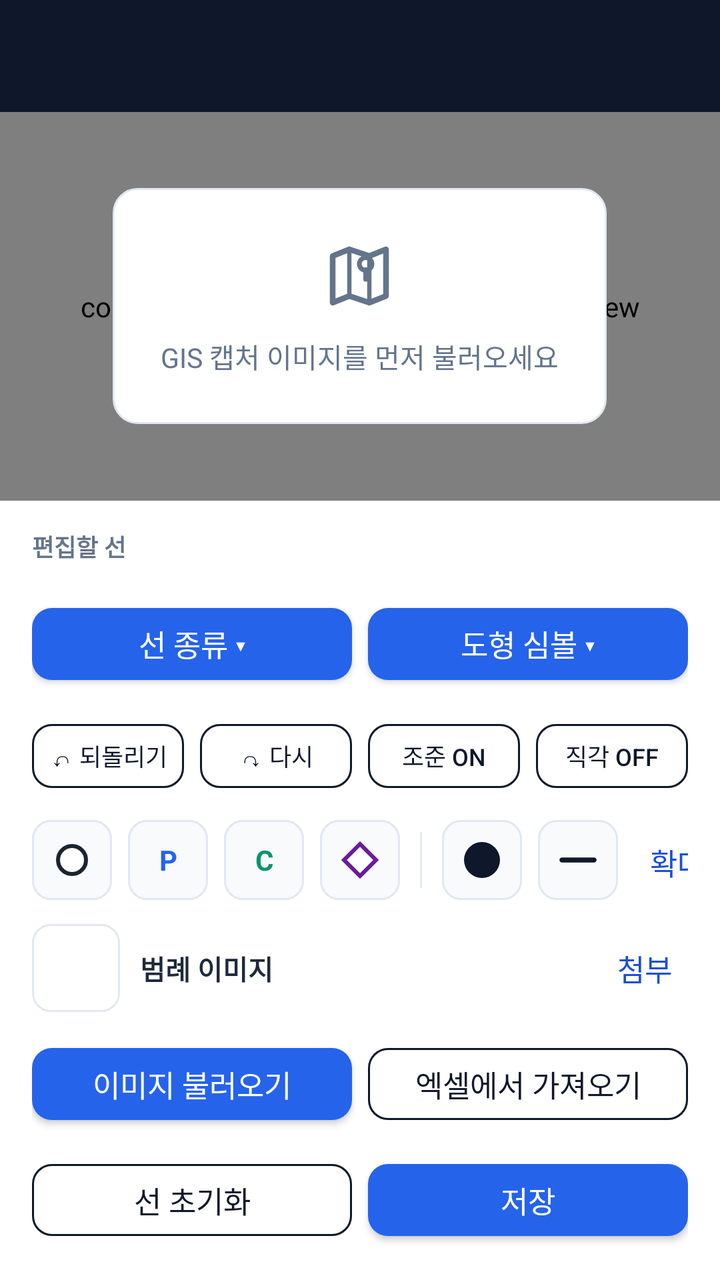
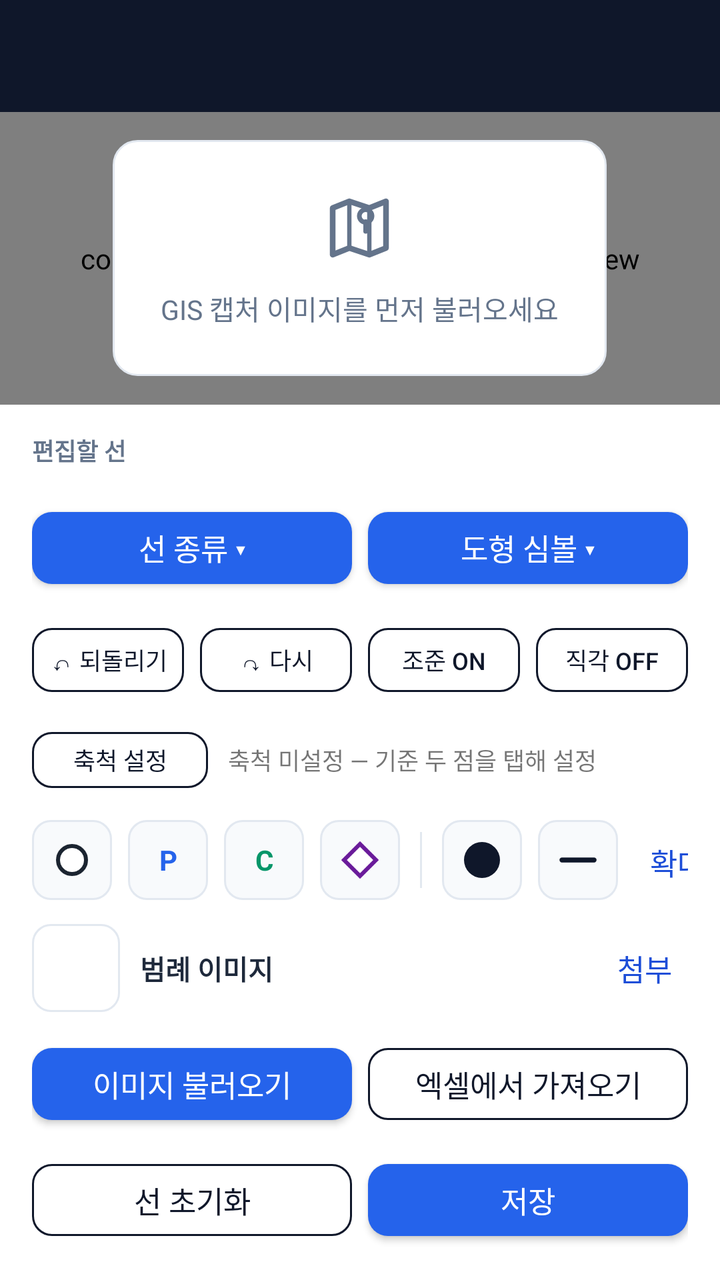

Screens rendered from an Android XML layout before and after an edit, with the pre-edit source and the edit as a unified diff.
<!-- AndroidManifest.xml: activity theme Theme.Jijang -->
<!-- res/layout/activity_diagram_edit.xml -->
<?xml version="1.0" encoding="utf-8"?>
<LinearLayout xmlns:android="http://schemas.android.com/apk/res/android"
    xmlns:app="http://schemas.android.com/apk/res-auto"
    android:layout_width="match_parent"
    android:layout_height="match_parent"
    android:orientation="vertical"
    android:background="@color/background">

    <androidx.appcompat.widget.Toolbar
        android:id="@+id/toolbar"
        android:layout_width="match_parent"
        android:layout_height="?attr/actionBarSize"
        android:background="@color/primary"
        app:titleTextColor="@color/on_primary" />

    <FrameLayout
        android:layout_width="match_parent"
        android:layout_height="0dp"
        android:layout_weight="1">

        <com.thkim.jijang.ui.diagram.RouteEditorView
            android:id="@+id/routeEditorView"
            android:layout_width="match_parent"
            android:layout_height="match_parent"
            android:background="@color/surface" />

        <LinearLayout
            android:id="@+id/textNoImage"
            android:layout_width="wrap_content"
            android:layout_height="wrap_content"
            android:layout_gravity="center"
            android:gravity="center"
            android:orientation="vertical"
            android:background="@drawable/bg_card_notice"
            android:padding="24dp">

            <ImageView
                android:layout_width="40dp"
                android:layout_height="40dp"
                android:contentDescription="@null"
                android:src="@drawable/ic_menu_map"
                app:tint="@color/text_secondary" />

            <TextView
                android:layout_width="wrap_content"
                android:layout_height="wrap_content"
                android:layout_marginTop="10dp"
                android:gravity="center"
                android:text="GIS 캡처 이미지를 먼저 불러오세요"
                android:textColor="@color/text_secondary"
                android:textSize="13.5sp" />
        </LinearLayout>
    </FrameLayout>

    <LinearLayout
        android:layout_width="match_parent"
        android:layout_height="wrap_content"
        android:background="@color/surface"
        android:orientation="vertical"
        android:paddingHorizontal="16dp"
        android:paddingTop="14dp"
        android:paddingBottom="16dp">

        <TextView
            android:layout_width="wrap_content"
            android:layout_height="wrap_content"
            android:layout_marginBottom="6dp"
            android:text="편집할 선"
            android:textColor="@color/text_secondary"
            android:textSize="12sp"
            android:textStyle="bold" />

        <HorizontalScrollView
            android:layout_width="match_parent"
            android:layout_height="wrap_content"
            android:scrollbars="none">

            <LinearLayout
                android:id="@+id/containerLineChips"
                android:layout_width="wrap_content"
                android:layout_height="wrap_content"
                android:gravity="center_vertical"
                android:orientation="horizontal" />
        </HorizontalScrollView>

        
        <LinearLayout
            android:layout_width="match_parent"
            android:layout_height="wrap_content"
            android:layout_marginTop="10dp"
            android:gravity="center_vertical"
            android:orientation="horizontal">

            <com.google.android.material.button.MaterialButton
                android:id="@+id/buttonLegendLine"
                style="@style/Widget.Jijang.Button"
                android:layout_width="0dp"
                android:layout_height="48dp"
                android:layout_marginEnd="8dp"
                android:layout_weight="1"
                android:ellipsize="end"
                android:maxLines="1"
                android:minHeight="0dp"
                android:paddingVertical="0dp"
                android:text="선 종류 ▾" />

            <com.google.android.material.button.MaterialButton
                android:id="@+id/buttonLegendSymbol"
                style="@style/Widget.Jijang.Button"
                android:layout_width="0dp"
                android:layout_height="48dp"
                android:layout_weight="1"
                android:ellipsize="end"
                android:maxLines="1"
                android:minHeight="0dp"
                android:paddingVertical="0dp"
                android:text="도형 심볼 ▾" />
        </LinearLayout>

        
        <LinearLayout
            android:layout_width="match_parent"
            android:layout_height="wrap_content"
            android:layout_marginTop="10dp"
            android:gravity="center_vertical"
            android:orientation="horizontal">

            <com.google.android.material.button.MaterialButton
                android:id="@+id/buttonUndo"
                android:insetLeft="0dp"
                android:insetRight="0dp"
                android:maxLines="1"
                android:paddingHorizontal="2dp"
                android:textSize="12sp"
                style="@style/Widget.Jijang.Button.Outlined"
                android:layout_width="0dp"
                android:layout_height="44dp"
                android:layout_marginEnd="8dp"
                android:layout_weight="1"
                android:enabled="false"
                android:minHeight="0dp"
                android:paddingVertical="0dp"
                android:text="↶ 되돌리기" />

            <com.google.android.material.button.MaterialButton
                android:id="@+id/buttonRedo"
                android:insetLeft="0dp"
                android:insetRight="0dp"
                android:maxLines="1"
                android:paddingHorizontal="2dp"
                android:textSize="12sp"
                style="@style/Widget.Jijang.Button.Outlined"
                android:layout_width="0dp"
                android:layout_height="44dp"
                android:layout_marginEnd="8dp"
                android:layout_weight="1"
                android:enabled="false"
                android:minHeight="0dp"
                android:paddingVertical="0dp"
                android:text="↷ 다시" />

            <com.google.android.material.button.MaterialButton
                android:id="@+id/buttonAim"
                android:insetLeft="0dp"
                android:insetRight="0dp"
                android:maxLines="1"
                android:paddingHorizontal="2dp"
                android:textSize="12sp"
                style="@style/Widget.Jijang.Button.Outlined"
                android:layout_width="0dp"
                android:layout_height="44dp"
                android:layout_marginEnd="8dp"
                android:layout_weight="1"
                android:minHeight="0dp"
                android:paddingVertical="0dp"
                android:text="조준 ON" />

            <com.google.android.material.button.MaterialButton
                android:id="@+id/buttonOrtho"
                android:insetLeft="0dp"
                android:insetRight="0dp"
                android:maxLines="1"
                android:paddingHorizontal="2dp"
                android:textSize="12sp"
                style="@style/Widget.Jijang.Button.Outlined"
                android:layout_width="0dp"
                android:layout_height="44dp"
                android:layout_weight="1"
                android:minHeight="0dp"
                android:paddingVertical="0dp"
                android:text="직각 OFF" />
        </LinearLayout>

        <HorizontalScrollView
            android:layout_width="match_parent"
            android:layout_height="wrap_content"
            android:layout_marginTop="10dp"
            android:scrollbars="none">

            <LinearLayout
                android:layout_width="wrap_content"
                android:layout_height="wrap_content"
                android:gravity="center_vertical"
                android:orientation="horizontal">

                <ImageButton
                    android:id="@+id/buttonShapePlain"
                    android:layout_width="40dp"
                    android:layout_height="40dp"
                    android:layout_marginEnd="8dp"
                    android:background="@drawable/bg_toolbar_toggle"
                    android:contentDescription="일반 경로점"
                    android:padding="9dp"
                    android:src="@drawable/ic_shape_plain" />

                <TextView
                    android:id="@+id/buttonShapeEnclosure"
                    android:layout_width="40dp"
                    android:layout_height="40dp"
                    android:layout_marginEnd="8dp"
                    android:background="@drawable/bg_toolbar_toggle"
                    android:contentDescription="함체"
                    android:gravity="center"
                    android:text="P"
                    android:textColor="@color/badge_blue"
                    android:textStyle="bold" />

                <TextView
                    android:id="@+id/buttonShapePole"
                    android:layout_width="40dp"
                    android:layout_height="40dp"
                    android:layout_marginEnd="8dp"
                    android:background="@drawable/bg_toolbar_toggle"
                    android:contentDescription="전주"
                    android:gravity="center"
                    android:text="C"
                    android:textColor="@color/status_ok"
                    android:textStyle="bold" />

                <ImageButton
                    android:id="@+id/buttonShapeConnection"
                    android:layout_width="40dp"
                    android:layout_height="40dp"
                    android:layout_marginEnd="10dp"
                    android:background="@drawable/bg_toolbar_toggle"
                    android:contentDescription="접속점"
                    android:padding="9dp"
                    android:src="@drawable/ic_shape_connection" />

                <View
                    android:layout_width="1dp"
                    android:layout_height="28dp"
                    android:layout_marginEnd="10dp"
                    android:background="@color/line" />

                <ImageButton
                    android:id="@+id/buttonLineColor"
                    android:layout_width="40dp"
                    android:layout_height="40dp"
                    android:layout_marginEnd="8dp"
                    android:background="@drawable/bg_toolbar_toggle"
                    android:contentDescription="선 색상"
                    android:padding="11dp"
                    android:src="@drawable/bg_icon_badge" />

                <ImageButton
                    android:id="@+id/buttonLineDashed"
                    android:layout_width="40dp"
                    android:layout_height="40dp"
                    android:layout_marginEnd="8dp"
                    android:background="@drawable/bg_toolbar_toggle"
                    android:contentDescription="선 종류"
                    android:padding="9dp"
                    android:src="@drawable/ic_line_style_solid" />

                <com.google.android.material.button.MaterialButton
                    android:id="@+id/buttonResetZoom"
                    style="@style/Widget.Jijang.Button.Text"
                    android:layout_width="wrap_content"
                    android:layout_height="40dp"
                    android:minWidth="0dp"
                    android:text="확대 초기화" />

                <com.google.android.material.button.MaterialButton
                    android:id="@+id/buttonHideOtherLines"
                    style="@style/Widget.Jijang.Button.Text"
                    android:layout_width="wrap_content"
                    android:layout_height="40dp"
                    android:minWidth="0dp"
                    android:text="다른 선 숨기기" />
            </LinearLayout>
        </HorizontalScrollView>

        <LinearLayout
            android:layout_width="match_parent"
            android:layout_height="wrap_content"
            android:layout_marginTop="10dp"
            android:gravity="center_vertical"
            android:orientation="horizontal">

            <ImageView
                android:id="@+id/imageLegendThumb"
                android:layout_width="44dp"
                android:layout_height="44dp"
                android:background="@drawable/bg_input_field"
                android:contentDescription="@null"
                android:scaleType="centerCrop"
                android:src="@drawable/ic_menu_map" />

            <TextView
                android:layout_width="0dp"
                android:layout_height="wrap_content"
                android:layout_marginStart="10dp"
                android:layout_weight="1"
                android:text="범례 이미지"
                android:textColor="@color/text_primary"
                android:textSize="13.5sp"
                android:textStyle="bold" />

            <com.google.android.material.button.MaterialButton
                android:id="@+id/buttonPickLegend"
                style="@style/Widget.Jijang.Button.Text"
                android:layout_width="wrap_content"
                android:layout_height="wrap_content"
                android:minWidth="0dp"
                android:text="첨부" />

            <com.google.android.material.button.MaterialButton
                android:id="@+id/buttonRemoveLegend"
                style="@style/Widget.Jijang.Button.Text"
                android:layout_width="wrap_content"
                android:layout_height="wrap_content"
                android:minWidth="0dp"
                android:text="제거"
                android:textColor="@color/status_warn"
                android:visibility="gone" />
        </LinearLayout>

        <LinearLayout
            android:layout_width="match_parent"
            android:layout_height="wrap_content"
            android:layout_marginTop="10dp"
            android:orientation="horizontal">

            <com.google.android.material.button.MaterialButton
                android:id="@+id/buttonPickImage"
                android:layout_width="0dp"
                android:layout_height="wrap_content"
                android:layout_weight="1"
                android:layout_marginEnd="8dp"
                android:text="이미지 불러오기" />

            <com.google.android.material.button.MaterialButton
                android:id="@+id/buttonPickFromExcel"
                style="@style/Widget.Jijang.Button.Outlined"
                android:layout_width="0dp"
                android:layout_height="wrap_content"
                android:layout_weight="1"
                android:text="엑셀에서 가져오기" />
        </LinearLayout>

        <LinearLayout
            android:layout_width="match_parent"
            android:layout_height="wrap_content"
            android:layout_marginTop="10dp"
            android:orientation="horizontal">

            <com.google.android.material.button.MaterialButton
                android:id="@+id/buttonClear"
                style="@style/Widget.Jijang.Button.Outlined"
                android:layout_width="0dp"
                android:layout_height="wrap_content"
                android:layout_weight="1"
                android:layout_marginEnd="8dp"
                android:text="선 초기화" />

            <com.google.android.material.button.MaterialButton
                android:id="@+id/buttonSave"
                android:layout_width="0dp"
                android:layout_height="wrap_content"
                android:layout_weight="1"
                android:text="저장" />
        </LinearLayout>
    </LinearLayout>
</LinearLayout>
<!-- resources referenced by this layout -->
<resources>
  <color name="background">#F1F5F9</color>
  <color name="badge_blue">#2563EB</color>
  <color name="line">#E2E8F0</color>
  <color name="on_primary">#FFFFFF</color>
  <color name="primary">#0F172A</color>
  <color name="status_ok">#059669</color>
  <color name="status_warn">#DC2626</color>
  <color name="surface">#FFFFFF</color>
  <color name="text_primary">#1E293B</color>
  <color name="text_secondary">#64748B</color>
  <!-- drawable bg_card_notice (drawable) -->
  <?xml version="1.0" encoding="utf-8"?>
  <shape xmlns:android="http://schemas.android.com/apk/res/android">
      <solid android:color="@color/surface" />
      <corners android:radius="@dimen/card_radius" />
      <stroke android:width="1dp" android:color="@color/line" />
  </shape>
  <!-- drawable bg_icon_badge (drawable) -->
  <?xml version="1.0" encoding="utf-8"?>
  <shape xmlns:android="http://schemas.android.com/apk/res/android"
      android:shape="oval">
      <solid android:color="@color/primary" />
  </shape>
  <!-- drawable bg_input_field (drawable) -->
  <?xml version="1.0" encoding="utf-8"?>
  <shape xmlns:android="http://schemas.android.com/apk/res/android">
      <solid android:color="@color/surface" />
      <corners android:radius="@dimen/field_radius" />
      <stroke android:width="1dp" android:color="@color/line" />
      <padding android:left="10dp" android:top="10dp" android:right="10dp" android:bottom="10dp" />
  </shape>
  <!-- drawable ic_line_style_solid (drawable) -->
  <?xml version="1.0" encoding="utf-8"?>
  <vector xmlns:android="http://schemas.android.com/apk/res/android"
      android:width="24dp"
      android:height="24dp"
      android:viewportWidth="24"
      android:viewportHeight="24">
      <path
          android:strokeColor="@color/primary"
          android:strokeWidth="2.5"
          android:strokeLineCap="round"
          android:pathData="M4,12 L20,12" />
  </vector>
  <!-- drawable ic_shape_connection (drawable) -->
  <?xml version="1.0" encoding="utf-8"?>
  <vector xmlns:android="http://schemas.android.com/apk/res/android"
      android:width="24dp"
      android:height="24dp"
      android:viewportWidth="24"
      android:viewportHeight="24">
      <path
          android:fillColor="#FFFFFF"
          android:strokeColor="#6A1B9A"
          android:strokeWidth="2"
          android:pathData="M12,4 L20,12 L12,20 L4,12 Z" />
  </vector>
  <!-- drawable ic_shape_plain (drawable) -->
  <?xml version="1.0" encoding="utf-8"?>
  <vector xmlns:android="http://schemas.android.com/apk/res/android"
      android:width="24dp"
      android:height="24dp"
      android:viewportWidth="24"
      android:viewportHeight="24">
      <path
          android:fillColor="#FFFFFF"
          android:strokeColor="#1B2430"
          android:strokeWidth="2"
          android:pathData="M12,12m-7,0a7,7 0,1 1,14 0a7,7 0,1 1,-14 0" />
  </vector>
  <style name="Widget.Jijang.Button.Text" parent="Widget.MaterialComponents.Button.TextButton">
          <item name="android:textColor">@color/accent_dark</item>
          <item name="android:textAllCaps">false</item>
          <item name="android:letterSpacing">0</item>
      </style>
  <dimen name="card_radius">12dp</dimen>
  <dimen name="field_radius">9dp</dimen>
  <color name="accent_soft">#EFF6FF</color>
  <color name="accent">#2563EB</color>
  <color name="surface_muted">#F8FAFC</color>
  <color name="on_accent">#FFFFFF</color>
  <dimen name="button_height">48dp</dimen>
  <dimen name="button_radius">10dp</dimen>
  <color name="accent_dark">#1D4ED8</color>
  <color name="primary_dark">#020617</color>
  <style name="ShapeAppearance.Jijang.SmallComponent" parent="ShapeAppearance.MaterialComponents.SmallComponent">
          <item name="cornerSize">@dimen/button_radius</item>
      </style>
  <!-- unchanged entries left out for length: 5 -->
</resources>

<!-- the commit's change to res/layout/activity_diagram_edit.xml (unified diff, before → after) -->
@@ -190,6 +190,34 @@
                 android:paddingVertical="0dp"
                 android:text="직각 OFF" />
         </LinearLayout>
+        
+        <LinearLayout
+            android:layout_width="match_parent"
+            android:layout_height="wrap_content"
+            android:layout_marginTop="8dp"
+            android:gravity="center_vertical"
+            android:orientation="horizontal">
+
+            <com.google.android.material.button.MaterialButton
+                android:id="@+id/buttonScale"
+                style="@style/Widget.Jijang.Button.Outlined"
+                android:layout_width="wrap_content"
+                android:layout_height="40dp"
+                android:minHeight="0dp"
+                android:paddingVertical="0dp"
+                android:textSize="12sp"
+                android:text="축척 설정" />
+
+            <TextView
+                android:id="@+id/textScaleInfo"
+                android:layout_width="0dp"
+                android:layout_height="wrap_content"
+                android:layout_marginStart="10dp"
+                android:layout_weight="1"
+                android:text="축척 미설정 — 기준 두 점을 탭해 설정"
+                android:textSize="12sp" />
+        </LinearLayout>
+
 
         <HorizontalScrollView
             android:layout_width="match_parent"
